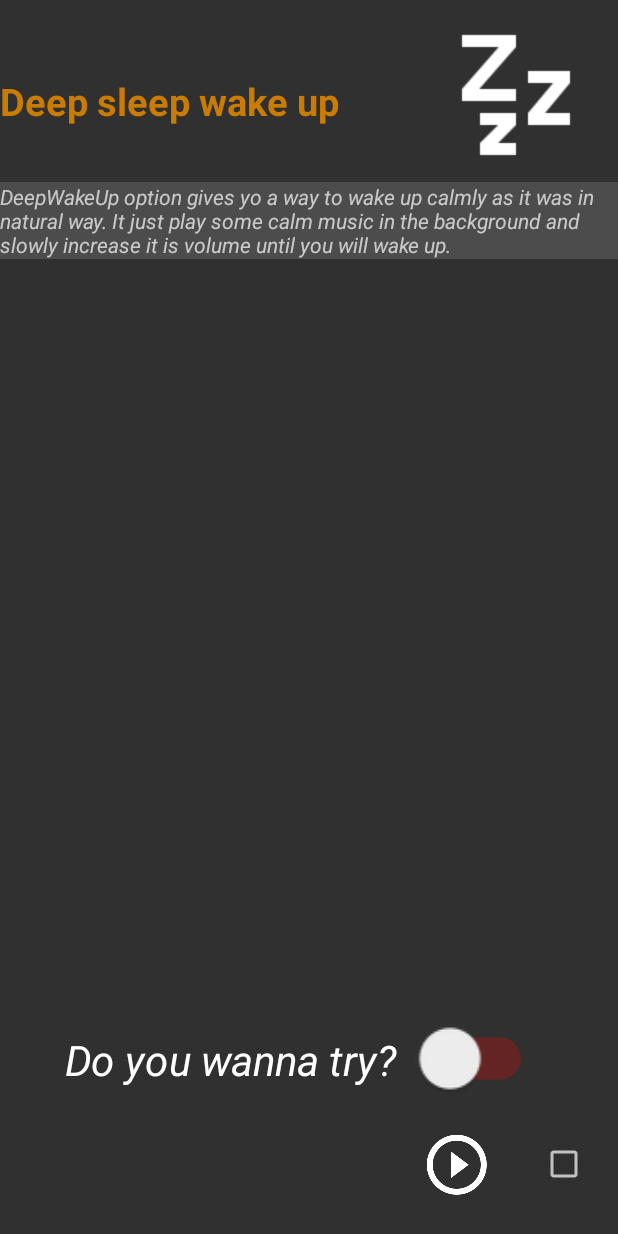
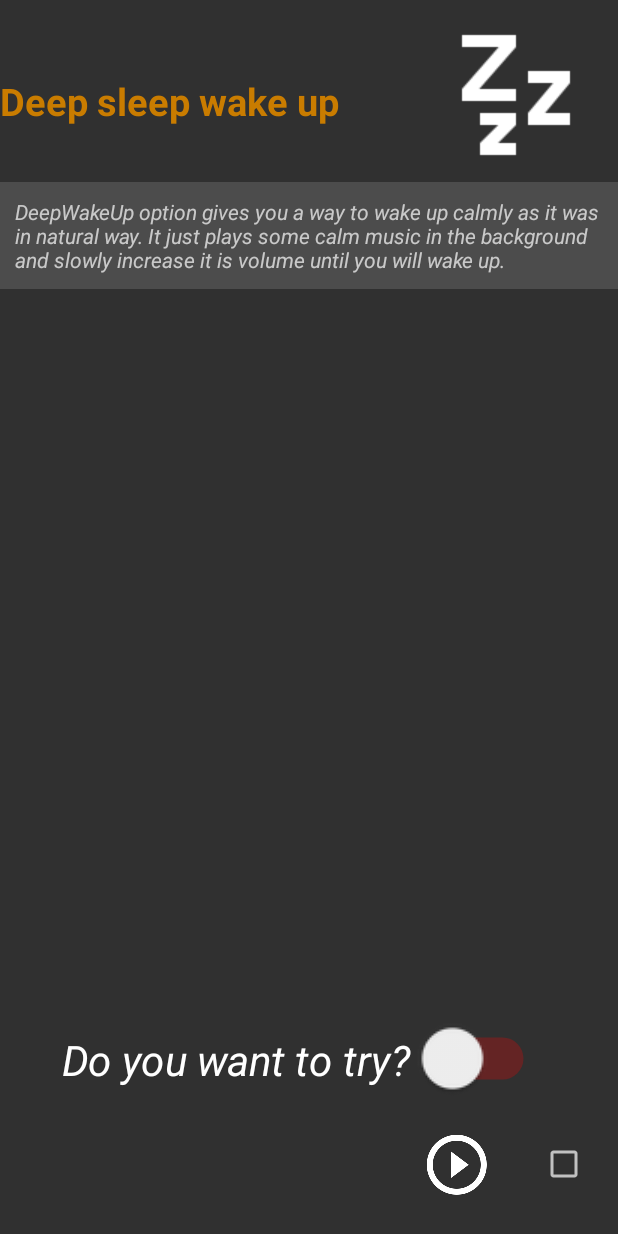
Before and after one commit to mrkostua/SmartAlarm, an Android app: the layout fragment_option_set_deep_wake_up.xml on its own in the app's theme, with its tools: preview values and no code run, on a phone screen of 412 x 824 dp. Run offline under Robolectric (Android 15) with nearby library versions, the phone set to English and light mode, and no system bars.

Commit message:
testing DeepWakeUp settings option

```diff
--- a/app/src/main/java/com/mrkostua/mathalarm/alarmSettings/optionDeepWakeUp/OptionSetDeepWakeUpPresenter.kt
+++ b/app/src/main/java/com/mrkostua/mathalarm/alarmSettings/optionDeepWakeUp/OptionSetDeepWakeUpPresenter.kt
@@ -9,15 +9,14 @@ import javax.inject.Inject
  * @author Kostiantyn Prysiazhnyi on 4/12/2018.
  */
 class OptionSetDeepWakeUpPresenter @Inject constructor(private val dataHelper: AlarmDataHelper, private val mediaPlayer: MediaPlayerHelper) : OptionSetDeepWakeUpContract.Presenter {
-    override lateinit var ringtoneObject: RingtoneObject
+    private lateinit var ringtoneObject: RingtoneObject
 
     override fun start() {
-        ringtoneObject = dataHelper.getDeepWakeUpRingtoneObject()
+        ringtoneObject = dataHelper.getSavedDeepWakeUpRingtoneOb()
     }
 
     override fun playRingtone() {
         mediaPlayer.playDeepWakeUpRingtone(ringtoneObject)
-
     }
 
     override fun stopPlayingRingtone() {
--- a/app/src/main/java/com/mrkostua/mathalarm/alarmSettings/optionSetRingtone/OptionSetRingtonePresenter.kt
+++ b/app/src/main/java/com/mrkostua/mathalarm/alarmSettings/optionSetRingtone/OptionSetRingtonePresenter.kt
@@ -88,7 +88,7 @@ class OptionSetRingtonePresenter @Inject constructor(
     }
 
     override fun getSavedRingtonePosition(): RingtoneObject =
-            alarmDataHelper.getSavedRingtoneAlarmObject(ringtonePopulationList)
+            alarmDataHelper.getSavedRingtoneAlarmOb(ringtonePopulationList)
 
     override fun initializeLastSavedRingtone() {
         val ringtonePosition = ringtonePopulationList.indexOf(getSavedRingtonePosition())
--- a/app/src/main/java/com/mrkostua/mathalarm/alarms/mathAlarm/services/displayAlarmService/DisplayAlarmService.kt
+++ b/app/src/main/java/com/mrkostua/mathalarm/alarms/mathAlarm/services/displayAlarmService/DisplayAlarmService.kt
@@ -78,6 +78,7 @@ public class DisplayAlarmService : DaggerService() {
     }
 
     private fun enableHandlerDeepWakeUp() {
+        ShowLogs.log(TAG, "enableHandlerDeepWakeUp()")
         handler.sendMessageDelayed(handler.obtainMessage(handleDeepWakeUpFinishedPlaying),
                 ConstantValues.ALARM_DEEP_WAKE_UP_TIMEOUT_MILLISECONDS)
     }
@@ -96,6 +97,7 @@ public class DisplayAlarmService : DaggerService() {
                     stopSelf()
                 }
                 handleDeepWakeUpFinishedPlaying -> {
+                    ShowLogs.log(TAG,"handleMessage -> handleDeepWakeUPFinishedPlaying()")
                     presenter.stopPlayingRingtone()
                     enableHandlerSilenceKiller()
                     presenter.playRingtone()
@@ -108,4 +110,5 @@ public class DisplayAlarmService : DaggerService() {
         sendBroadcast(Intent(ConstantValues.SNOOZE_ACTION)
                 .setClass(this, AlarmReceiver::class.java))
     }
+
 }
--- a/app/src/main/java/com/mrkostua/mathalarm/tools/BaseMediaContract.kt
+++ b/app/src/main/java/com/mrkostua/mathalarm/tools/BaseMediaContract.kt
@@ -1,12 +1,9 @@
 package com.mrkostua.mathalarm.tools
-
-import com.mrkostua.mathalarm.alarmSettings.optionSetRingtone.RingtoneObject
 
 /**
  * @author Kostiantyn Prysiazhnyi on 4/16/2018.
  */
 interface BaseMediaContract {
-    var ringtoneObject: RingtoneObject
     fun playRingtone()
     fun stopPlayingRingtone()
     fun releaseObjects()
--- a/app/src/main/java/com/mrkostua/mathalarm/tools/ConstantValues.kt
+++ b/app/src/main/java/com/mrkostua/mathalarm/tools/ConstantValues.kt
@@ -18,15 +18,13 @@ object ConstantValues {
     const val LOG_DEBUG_STATUS = true
     const val ANDROID_RESOURCE_PATH = "android.resource://"
 
-    const val DEEP_WAKE_UP_RINGTONE_KEY = "deepWakeUpRingtoneKey"
-
     //actions for alarm receiver
     const val SNOOZE_ACTION = "alarm_snooze"
     const val DISMISS_ACTION = "alarm_dismiss"
     const val START_NEW_ALARM_ACTION = "alarm_start_new"
     const val ALARM_TIMEOUT_MILLISECONDS: Long = 5 * 60 * 1000
-    const val DEEP_WAKE_UP_VOLUME_ADJUSTMENT_MILLISECONDS: Long = 10 * 1000
-    const val ALARM_DEEP_WAKE_UP_TIMEOUT_MILLISECONDS: Long = 2 * 60 * 1000
+    const val DEEP_WAKE_UP_VOLUME_ADJUSTMENT_MILLISECONDS: Long = 15 * 1000
+    const val ALARM_DEEP_WAKE_UP_TIMEOUT_MILLISECONDS: Long = 30 * 1000
     const val DEFAULT_SNOOZE_TIME_MIN = 5
 
     const val WAKE_LOCK_NOTIFICATION_TIME_KEY = "notificationTimeKey"
--- a/app/src/main/java/com/mrkostua/mathalarm/tools/ShowLogs.kt
+++ b/app/src/main/java/com/mrkostua/mathalarm/tools/ShowLogs.kt
@@ -7,7 +7,7 @@ import android.util.Log
  */
 
 object ShowLogs {
-    private var isLogForProduction = false
+    private var isLogForProduction = !ConstantValues.LOG_DEBUG_STATUS
 
     fun log(TAG: String, logMessage: String) {
         if (!isLogForProduction)
--- a/app/src/main/res/layout/fragment_option_set_deep_wake_up.xml
+++ b/app/src/main/res/layout/fragment_option_set_deep_wake_up.xml
@@ -1,6 +1,7 @@
 <?xml version="1.0" encoding="utf-8"?>
 <RelativeLayout xmlns:android="http://schemas.android.com/apk/res/android"
     xmlns:app="http://schemas.android.com/apk/res-auto"
+    xmlns:tools="http://schemas.android.com/tools"
     android:layout_width="match_parent"
     android:layout_height="match_parent">
 
@@ -26,7 +27,8 @@
         android:text="@string/deepSleepOptionTitle"
         android:textColor="#c97c00"
         android:textSize="25sp"
-        android:textStyle="bold" />
+        android:textStyle="bold"
+        tools:ignore="RelativeOverlap" />
 
     <TextView
         android:layout_width="match_parent"
@@ -36,6 +38,7 @@
         android:layout_below="@+id/ibSleepIcon"
         android:layout_marginTop="10dp"
         android:background="#32bdbdbd"
+        android:padding="10dp"
         android:text="@string/deepSleepOptionDescription"
         android:textStyle="italic" />
 
@@ -48,7 +51,7 @@
         android:layout_marginBottom="30dp"
         android:scaleX="2"
         android:scaleY="2"
-        android:text="Do you wanna try? "
+        android:text="@string/deepWakeUpSwitchText"
         android:textColor="@color/white"
         android:textStyle="italic"
         android:theme="@style/SCBSwitch" />
@@ -63,6 +66,4 @@
         android:layout_alignParentStart="true"
         android:layout_marginBottom="20dp"
         android:textColor="#642b05" />
-
-
 </RelativeLayout>
--- a/app/src/main/res/values/strings.xml
+++ b/app/src/main/res/values/strings.xml
@@ -85,10 +85,11 @@
     <string name="preview_dialog_ringtone">Ringtone :</string>
     <string name="preview_dialog_message">Message :</string>
     <string name="deepSleepOptionTitle">Deep sleep wake up</string>
-    <string name="deepSleepOptionDescription">DeepWakeUp option gives yo a way to wake up calmly as it was in natural way.
-        It just play some calm music in the background and slowly increase it is volume until you will wake up.</string>
+    <string name="deepSleepOptionDescription">DeepWakeUp option gives you a way to wake up calmly as it was in natural way.
+         It just plays some calm music in the background and slowly increase it is volume until you will wake up.</string>
     <string name="contentDescriptionSleepIcon">sleep zzz icon</string>
     <string name="preview_dialog_deep_wake_up">Deep wake up :</string>
     <string name="true_text">true</string>
     <string name="false_text">false</string>
+    <string name="deepWakeUpSwitchText">Do you want to try? </string>
 </resources>
```
Also changed, not shown: app/src/main/java/com/mrkostua/mathalarm/alarmSettings/optionDeepWakeUp/FragmentOptionSetDeepWakeUp.kt (+7 -9 lines), app/src/main/java/com/mrkostua/mathalarm/alarmSettings/optionSetRingtone/MediaPlayerHelper.kt (+4 -7 lines), app/src/main/java/com/mrkostua/mathalarm/alarms/mathAlarm/services/displayAlarmService/DisplayAlarmServicePresenter.kt (+3 -7 lines), app/src/main/java/com/mrkostua/mathalarm/data/AlarmDataHelper.kt (+9 -6 lines), app/src/main/java/com/mrkostua/mathalarm/tools/ConstantsPreferences.kt (+7 -3 lines).
